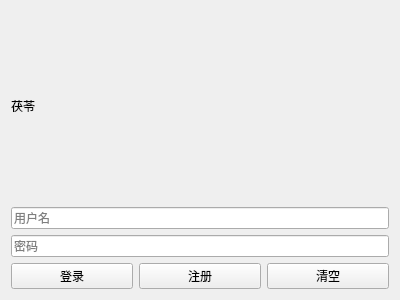
Old version of the form Client_Qt/Client_Doctor/loginwidget.ui in the repository lazale666/Smart-Medica-Terminal.
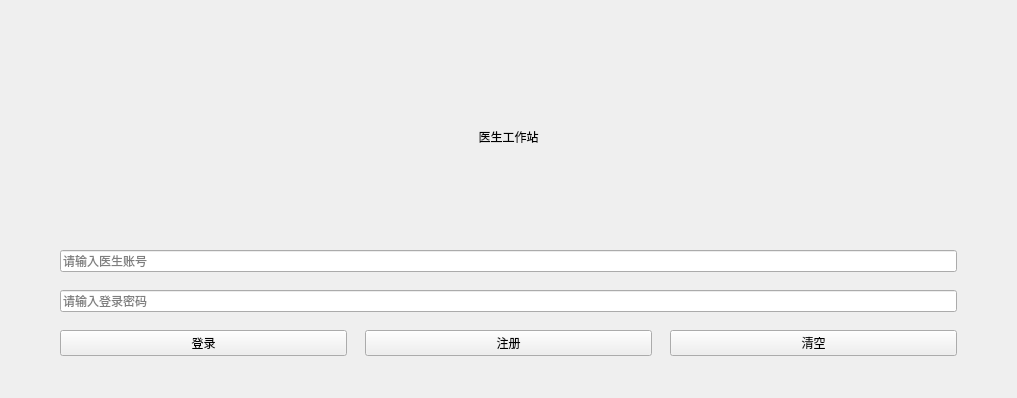
New version of the form.

Commit message: fix：修复与医生无法连接的问题，美化部分页面

```diff
--- a/Client_Qt/Client_Doctor/loginwidget.ui
+++ b/Client_Qt/Client_Doctor/loginwidget.ui
@@ -6,25 +6,43 @@
    <rect>
     <x>0</x>
     <y>0</y>
-    <width>400</width>
-    <height>300</height>
+    <width>1017</width>
+    <height>398</height>
    </rect>
   </property>
   <property name="windowTitle">
    <string>茯苓 - 医疗智能体</string>
   </property>
-  <layout class="QVBoxLayout">
+  <layout class="QVBoxLayout" name="verticalLayout">
+   <property name="spacing">
+    <number>18</number>
+   </property>
+   <property name="leftMargin">
+    <number>60</number>
+   </property>
+   <property name="topMargin">
+    <number>42</number>
+   </property>
+   <property name="rightMargin">
+    <number>60</number>
+   </property>
+   <property name="bottomMargin">
+    <number>42</number>
+   </property>
    <item>
     <widget class="QLabel" name="titleLabel">
      <property name="text">
-      <string>茯苓</string>
+      <string>医生工作站</string>
+     </property>
+     <property name="alignment">
+      <set>Qt::AlignmentFlag::AlignCenter</set>
      </property>
     </widget>
    </item>
    <item>
     <widget class="QLineEdit" name="usernameEdit">
      <property name="placeholderText">
-      <string>用户名</string>
+      <string>请输入医生账号</string>
      </property>
     </widget>
    </item>
@@ -34,12 +52,15 @@
       <enum>QLineEdit::Password</enum>
      </property>
      <property name="placeholderText">
-      <string>密码</string>
+      <string>请输入登录密码</string>
      </property>
     </widget>
    </item>
    <item>
-    <layout class="QHBoxLayout">
+    <layout class="QHBoxLayout" name="buttonLayout">
+     <property name="spacing">
+      <number>18</number>
+     </property>
      <item>
       <widget class="QPushButton" name="loginBtn">
        <property name="text">
```
Left out of the diff: 2 changed lines with no effect on the pictures. The commit also changes 36 other files.
